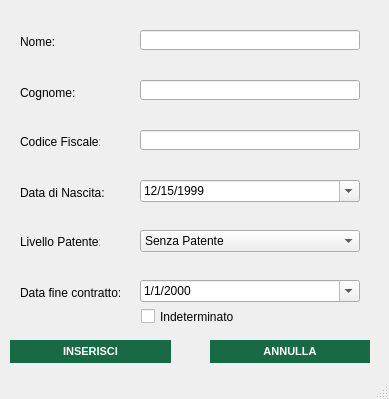
First picture: the form in src/main/gui/inserimento_operatore.ui, repository OT-Rax/AnconAmbiente, before the edit.
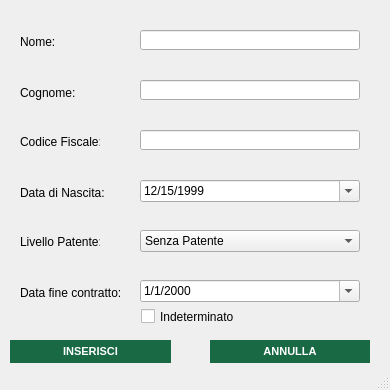
Second picture: the form after the edit. Icons and pictures are not drawn.

What changed in the file:
```diff
--- a/src/main/gui/inserimento_operatore.ui
+++ b/src/main/gui/inserimento_operatore.ui
@@ -6,10 +6,22 @@
    <rect>
     <x>0</x>
     <y>0</y>
-    <width>389</width>
-    <height>399</height>
+    <width>390</width>
+    <height>390</height>
    </rect>
   </property>
+  <property name="minimumSize">
+   <size>
+    <width>390</width>
+    <height>390</height>
+   </size>
+  </property>
+  <property name="maximumSize">
+   <size>
+    <width>390</width>
+    <height>390</height>
+   </size>
+  </property>
   <property name="windowTitle">
    <string>Inserimento Operatore</string>
   </property>
```
